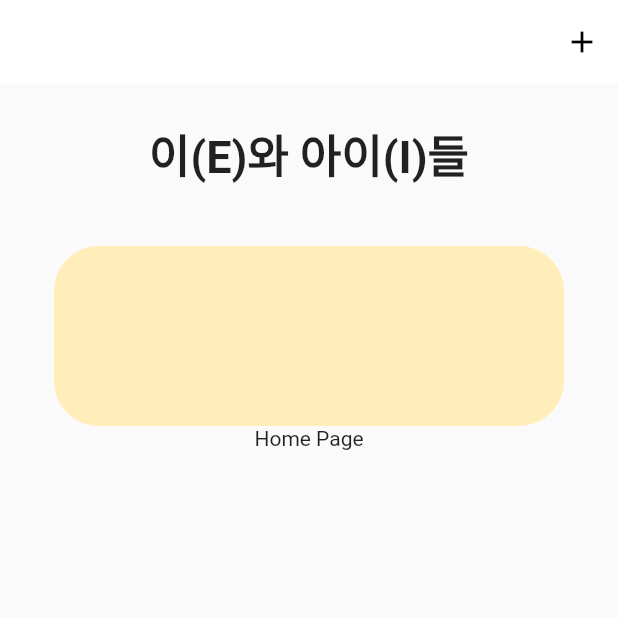
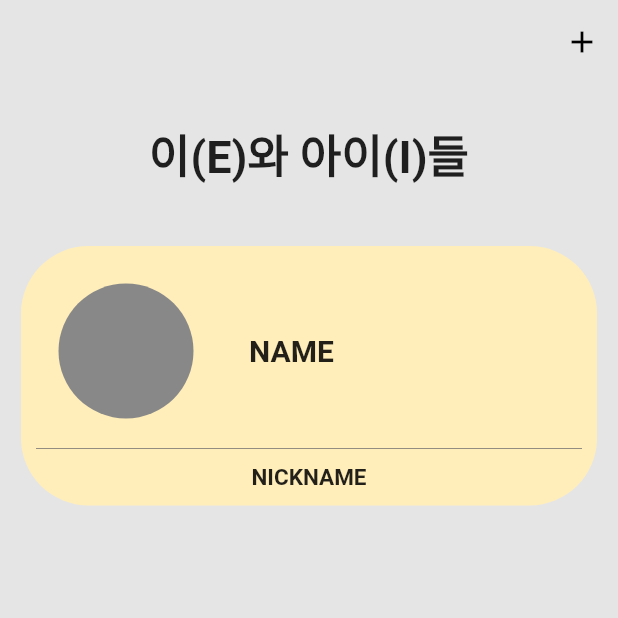
Before and after one commit to AgileCatch/nbCamp2_Start, a Flutter app: the screen it shows after launch, on a phone screen of 412 x 824 dp, the top half of it. Run offline on Flutter 3.47's test engine with Material 2 defaults, Android fonts, the phone set to English and light mode, and no system bars; our stand-ins replace lottie; project files that could hold a hidden picture were left out.

Commit message:
[DESIGN] : 🎨

```diff
--- /dev/null
+++ b/lib/Util/colorList.dart
@@ -0,0 +1,10 @@
+import 'dart:ui';
+
+// 프로젝트에서 사용되는 컬러 List
+class ColorList {
+  Color gray = Color.fromARGB(255, 136, 136, 136);
+  Color box = Color.fromARGB(255, 209, 208, 208); //선 색
+  Color yellow = Color.fromARGB(255, 255, 238, 186); //카드색
+  Color orange = Color.fromARGB(255, 245, 122, 74);
+  Color background = Color.fromARGB(255, 230, 229, 229); //흰색바탕화면
+}
--- a/lib/main.dart
+++ b/lib/main.dart
@@ -1,7 +1,9 @@
 import 'package:flutter/material.dart';
+import 'package:introduce_myself/Util/colorList.dart';
 import 'package:introduce_myself/detail_ModifyPage.dart';
 import 'package:lottie/lottie.dart';
 import 'dart:async';
+import 'dart:ui';
 
 void main() {
   runApp(MyApp());
@@ -65,7 +67,7 @@ class MyHomePage extends StatelessWidget {
   Widget build(BuildContext context) {
     return Scaffold(
       appBar: AppBar(
-        backgroundColor: Colors.white,
+        backgroundColor: ColorList().background, //앱바 색 지정
         elevation: 0,
         actions: [
           IconButton(
@@ -83,6 +85,7 @@ class MyHomePage extends StatelessWidget {
           ),
         ],
       ),
+      backgroundColor: ColorList().background, // 배경화면 색 지정
       body: Padding(
         padding: const EdgeInsets.all(14.0),
         child: Column(
@@ -105,18 +108,58 @@ class MyHomePage extends StatelessWidget {
             //카드위젯 만드는부분
             Container(
               decoration: BoxDecoration(
-                color: Color.fromARGB(255, 255, 238, 186),
-                borderRadius: BorderRadius.circular(30),
+                color: ColorList().yellow,
+                borderRadius: BorderRadius.circular(45),
               ),
               child: Padding(
                 padding: EdgeInsets.symmetric(
-                  horizontal: 170,
-                  vertical: 60,
+                  horizontal: 10, //카드 가로여백
+                  vertical: 10, //카드 세로여백
+                ),
+                child: Column(
+                  mainAxisAlignment: MainAxisAlignment.center,
+                  children: [
+                    Padding(
+                      padding: const EdgeInsets.all(15),
+                      child: Row(
+                        children: [
+                          CircleAvatar(
+                            //backgroundImage:  //Image.network(cardData.profile),
+                            radius: 45,
+                            backgroundColor: ColorList().gray,
+                          ), //프로필 이미지크기
+                          SizedBox(
+                            width: 37,
+                          ),
+                          Text(
+                            'NAME', //cardData.name,
+                            style: TextStyle(
+                              fontSize: 20,
+                              fontWeight: FontWeight.bold,
+                            ),
+                          ),
+                        ],
+                      ),
+                    ),
+                    Divider(
+                      height: 10,
+                      color: const Color.fromARGB(255, 109, 109, 109),
+                      thickness: 0.5,
+                      //endIndent: 50,
+                    ),
+                    SizedBox(
+                      height: 5,
+                    ),
+                    Text(
+                      'NICKNAME', //cardData.nickname,
+                      style: TextStyle(
+                        fontSize: 15,
+                        fontWeight: FontWeight.bold,
+                      ),
+                    ),
+                  ],
                 ),
               ),
-            ),
-            Center(
-              child: Text('Home Page'),
             ),
           ],
         ),
@@ -124,12 +167,127 @@ class MyHomePage extends StatelessWidget {
     );
   }
 }
-// SizedBox(
-              //   height: 130,
-              //   width: 360,
-              //   child: Card(
-              //     shape: ContinuousRectangleBorder(
-              //       borderRadius: BorderRadius.circular(60), //카드둥글기정도
-              //     ),
-              //   ),
-              // ),
+// class MyHomePage extends StatefulWidget {
+//   @override
+//   _MyHomePageState createState() => _MyHomePageState();
+// }
+
+// class _MyHomePageState extends State<MyHomePage> {
+//   List<CardData> cards = []; // 카드 목록
+
+//   @override
+//   Widget build(BuildContext context) {
+//     return Scaffold(
+//       appBar: AppBar(
+//         actions: [
+//           IconButton(
+//             icon: Icon(Icons.add),
+//             onPressed: () {
+//               setState(() {
+//                 // 플러스 아이콘 버튼이 눌렸을 때 카드 추가
+//                 cards.add(CardData());
+//               });
+//             },
+//           ),
+//         ],
+//       ),
+//       body: ListView.builder(
+//         itemCount: cards.length,
+//         itemBuilder: (context, index) {
+//           return CardWidget(cardData: cards[index]);
+//         },
+//       ),
+//     );
+//   }
+//
+// class CardData {
+//   String profileImage = 'assets/profile.png'; // 프로필 사진 경로
+//   String name = '이름'; // 이름
+//   String nickname = 'Nickname'; // 닉네임
+// }
+// class CardWidget extends StatelessWidget {
+//   final CardData cardData;
+
+//   const CardWidget({Key? key, required this.cardData}) : super(key: key);
+
+//   @override
+//   Widget build(BuildContext context) {
+//     return Dismissible(
+//       key: Key(cardData.hashCode.toString()), // 각 카드를 식별하기 위한 키
+//       background: Container(
+//         color: Colors.red,
+//         child: Row(
+//           mainAxisAlignment: MainAxisAlignment.end,
+//           children: [
+//             Padding(
+//               padding: const EdgeInsets.all(12.0),
+//               child: Icon(
+//                 Icons.delete,
+//                 color: Colors.white,
+//               ),
+//             ),
+//           ],
+//         ),
+//       ),
+//       secondaryBackground: Container(
+//         color: Colors.green,
+//         child: Row(
+//           mainAxisAlignment: MainAxisAlignment.start,
+//           children: [
+//             Padding(
+//               padding: const EdgeInsets.all(12.0),
+//               child: Icon(
+//                 Icons.edit,
+//                 color: Colors.white,
+//               ),
+//             ),
+//           ],
+//         ),
+//       ),
+//       child: Card(
+//         margin: EdgeInsets.all(16),
+//         child: Row(
+//           children: [
+//             Padding(
+//               padding: const EdgeInsets.all(16.0),
+//               child: CircleAvatar(
+//                 radius: 32,
+//                 backgroundImage: AssetImage(cardData.profileImage),
+//               ),
+//             ),
+//             Column(
+//               crossAxisAlignment: CrossAxisAlignment.start,
+//               children: [
+//                 Text(
+//                   cardData.name,
+//                   style: TextStyle(fontWeight: FontWeight.bold),
+//                 ),
+//                 SizedBox(height: 8),
+//                 Text(cardData.nickname),
+//               ],
+//             ),
+//           ],
+//         ),
+//       ),
+//       confirmDismiss: (direction) async {
+//         if (direction == DismissDirection.endToStart) {
+//           // 삭제 아이콘 버튼을 스와이프하여 제거할 때
+//           return true;
+//         } else if (direction == DismissDirection.startToEnd) {
+//           // 수정 아이콘 버튼을 스와이프하여 수정할 때
+//           return false; // 수정 기능은 여기서 구현해야 함
+//         }
+//         return false;
+//       },
+//       onDismissed: (direction) {
+//         if (direction == DismissDirection.endToStart) {
+//           // 삭제 아이콘 버튼을 스와이프하여 제거할 때
+//           ScaffoldMessenger.of(context).showSnackBar(
+//             SnackBar(content: Text('Card removed')),
+//           );
+//           // 여기에서 해당 카드를 삭제하는 로직을 구현할 수 있습니다.
+//         }
+//       },
+//     );
+//   }
+// }
```
Also changed, not shown: 10 other files.
